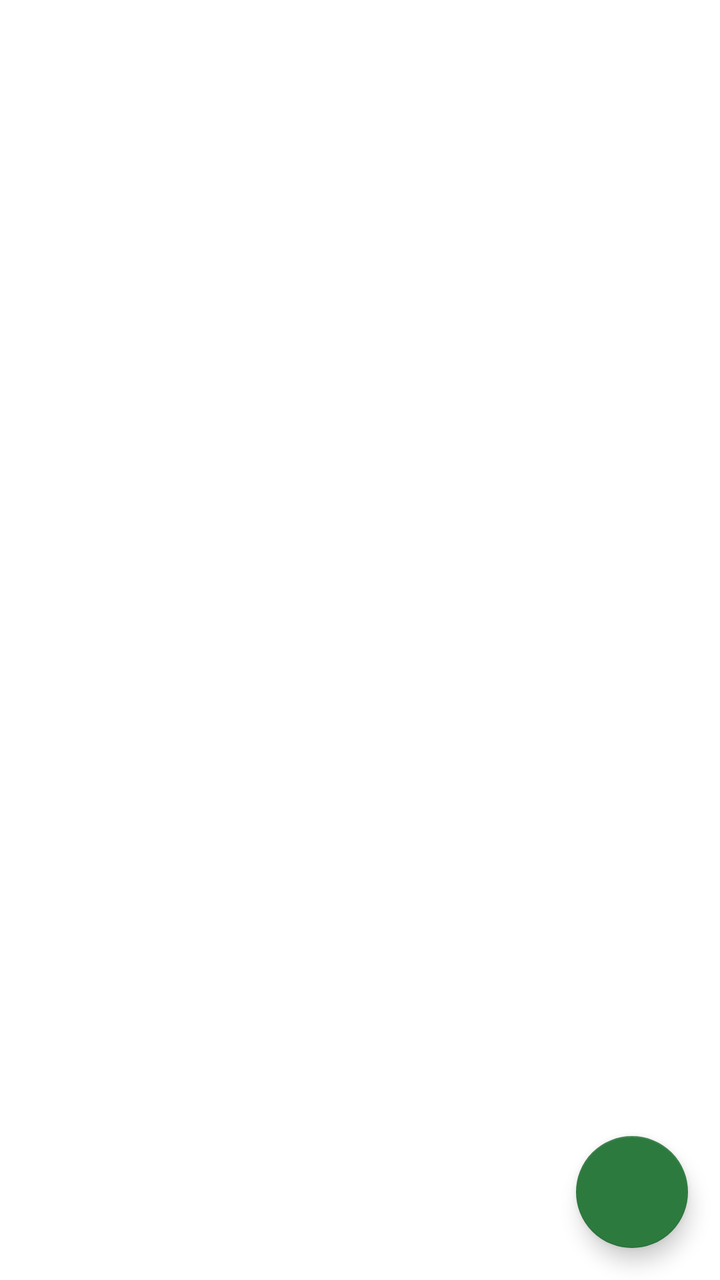
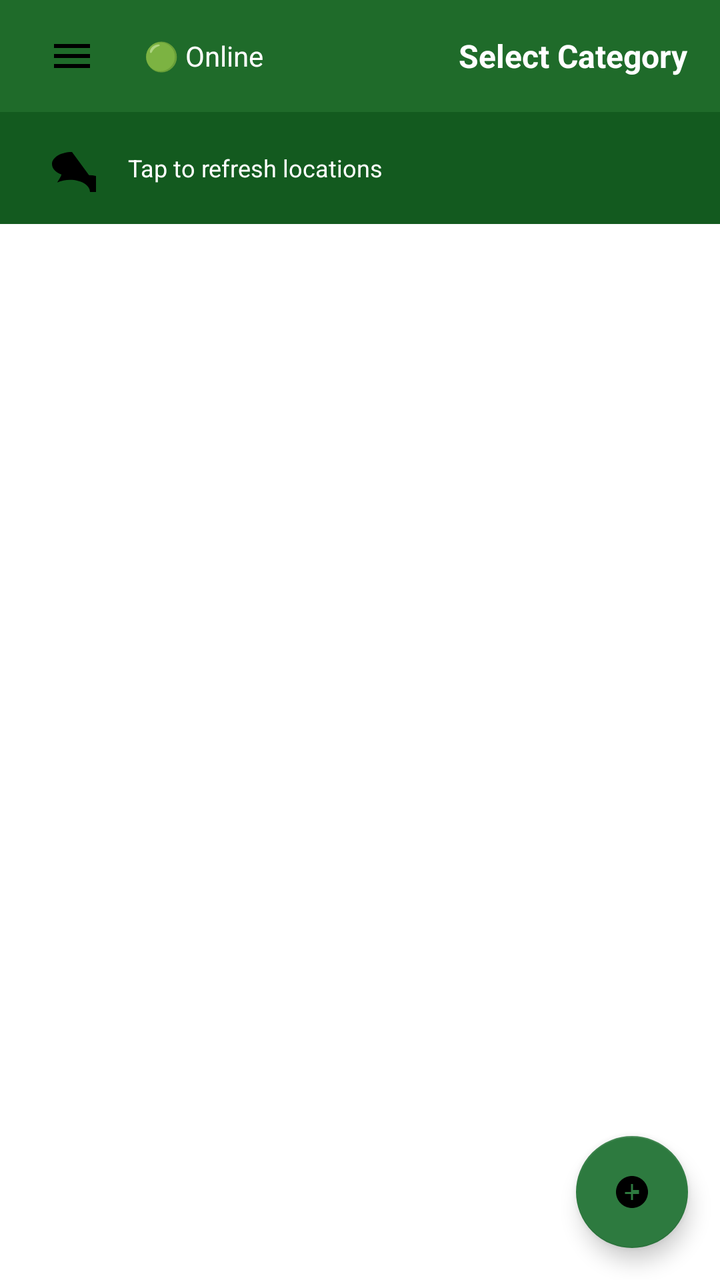

An Android layout rendered at two revisions. The XML below is the earlier revision; the diff shows what the commit changed to produce the second picture.
<!-- AndroidManifest.xml: application theme Theme.PEVPlugShare -->
<!-- res/layout/activity_main.xml -->
<?xml version="1.0" encoding="utf-8"?>
<androidx.constraintlayout.widget.ConstraintLayout xmlns:android="http://schemas.android.com/apk/res/android"
    xmlns:app="http://schemas.android.com/apk/res-auto"
    android:layout_width="match_parent"
    android:layout_height="match_parent">

    <FrameLayout
        android:id="@+id/content"
        android:layout_width="0dp"
        android:layout_height="0dp"
        app:layout_constraintBottom_toTopOf="@id/fab"
        app:layout_constraintEnd_toEndOf="parent"
        app:layout_constraintStart_toStartOf="parent"
        app:layout_constraintTop_toTopOf="parent" />

    <com.google.android.material.floatingactionbutton.FloatingActionButton
        android:id="@+id/fab"
        android:layout_width="wrap_content"
        android:layout_height="wrap_content"
        android:layout_margin="16dp"
        app:layout_constraintBottom_toBottomOf="parent"
        app:layout_constraintEnd_toEndOf="parent" />

</androidx.constraintlayout.widget.ConstraintLayout>
<!-- resources referenced by this layout -->
<resources>
  <style name="Theme.PEVPlugShare" parent="Theme.MaterialComponents.Light">
          <item name="colorPrimary">@color/md_theme_primary</item>
          <item name="colorSecondary">@color/md_theme_secondary</item>
          <item name="colorError">@color/md_theme_error</item>
      </style>
  <color name="md_theme_primary">#1f6b2a</color>
  <color name="md_theme_secondary">#2d7a3f</color>
  <color name="md_theme_error">#c00000</color>
</resources>

<!-- the commit's change to res/layout/activity_main.xml (unified diff, before → after) -->
@@ -1,24 +1,121 @@
 <?xml version="1.0" encoding="utf-8"?>
-<androidx.constraintlayout.widget.ConstraintLayout xmlns:android="http://schemas.android.com/apk/res/android"
+<androidx.coordinatorlayout.widget.CoordinatorLayout xmlns:android="http://schemas.android.com/apk/res/android"
     xmlns:app="http://schemas.android.com/apk/res-auto"
     android:layout_width="match_parent"
     android:layout_height="match_parent">
 
-    <FrameLayout
-        android:id="@+id/content"
-        android:layout_width="0dp"
-        android:layout_height="0dp"
-        app:layout_constraintBottom_toTopOf="@id/fab"
-        app:layout_constraintEnd_toEndOf="parent"
-        app:layout_constraintStart_toStartOf="parent"
-        app:layout_constraintTop_toTopOf="parent" />
+    <LinearLayout
+        android:layout_width="match_parent"
+        android:layout_height="match_parent"
+        android:orientation="vertical">
 
+        
+        <LinearLayout
+            android:layout_width="match_parent"
+            android:layout_height="56dp"
+            android:background="@color/md_theme_primary"
+            android:gravity="center_vertical"
+            android:orientation="horizontal"
+            android:paddingHorizontal="16dp">
+
+            <ImageButton
+                android:id="@+id/menuButton"
+                android:layout_width="40dp"
+                android:layout_height="40dp"
+                android:background="?attr/selectableItemBackgroundBorderless"
+                android:contentDescription="Menu"
+                android:scaleType="centerInside"
+                android:src="@drawable/ic_menu" />
+
+            <TextView
+                android:id="@+id/offlineIndicator"
+                android:layout_width="wrap_content"
+                android:layout_height="wrap_content"
+                android:layout_marginStart="16dp"
+                android:text="🟢 Online"
+                android:textColor="@color/white"
+                android:textSize="14sp" />
+
+            <View android:layout_width="0dp" android:layout_height="0dp" android:layout_weight="1" />
+
+            <TextView
+                android:id="@+id/categoryName"
+                android:layout_width="wrap_content"
+                android:layout_height="wrap_content"
+                android:text="Select Category"
+                android:textColor="@color/white"
+                android:textSize="16sp"
+                android:textStyle="bold" />
+        </LinearLayout>
+
+        
+        <LinearLayout
+            android:layout_width="match_parent"
+            android:layout_height="wrap_content"
+            android:background="@color/md_theme_primary_variant"
+            android:gravity="center_vertical"
+            android:orientation="horizontal"
+            android:paddingHorizontal="16dp"
+            android:paddingVertical="8dp">
+
+            <ImageButton
+                android:id="@+id/refreshButton"
+                android:layout_width="40dp"
+                android:layout_height="40dp"
+                android:background="?attr/selectableItemBackgroundBorderless"
+                android:contentDescription="Refresh"
+                android:scaleType="centerInside"
+                android:src="@drawable/ic_refresh" />
+
+            <TextView
+                android:layout_width="wrap_content"
+                android:layout_height="wrap_content"
+                android:layout_marginStart="8dp"
+                android:text="Tap to refresh locations"
+                android:textColor="@color/white"
+                android:textSize="12sp" />
+        </LinearLayout>
+
+        
+        <FrameLayout
+            android:layout_width="match_parent"
+            android:layout_height="0dp"
+            android:layout_weight="1">
+
+            <ProgressBar
+                android:id="@+id/loadingProgressBar"
+                android:layout_width="wrap_content"
+                android:layout_height="wrap_content"
+                android:layout_gravity="center"
+                android:visibility="gone" />
+
+            <androidx.recyclerview.widget.RecyclerView
+                android:id="@+id/locationRecyclerView"
+                android:layout_width="match_parent"
+                android:layout_height="match_parent"
+                android:visibility="gone" />
+
+            <TextView
+                android:id="@+id/emptyState"
+                android:layout_width="match_parent"
+                android:layout_height="match_parent"
+                android:gravity="center"
+                android:padding="32dp"
+                android:text="No locations loaded"
+                android:textAlignment="center"
+                android:textSize="16sp"
+                android:visibility="gone" />
+        </FrameLayout>
+    </LinearLayout>
+
+    
     <com.google.android.material.floatingactionbutton.FloatingActionButton
-        android:id="@+id/fab"
+        android:id="@+id/addLocationFab"
         android:layout_width="wrap_content"
         android:layout_height="wrap_content"
+        android:layout_gravity="bottom|end"
         android:layout_margin="16dp"
-        app:layout_constraintBottom_toBottomOf="parent"
-        app:layout_constraintEnd_toEndOf="parent" />
+        android:src="@drawable/ic_add"
+        app:fabSize="normal" />
 
-</androidx.constraintlayout.widget.ConstraintLayout>
+</androidx.coordinatorlayout.widget.CoordinatorLayout>
<!-- resource entries referenced after the edit -->
@@ -6,6 +6,41 @@
           <item name="colorError">@color/md_theme_error</item>
       </style>
   <color name="md_theme_primary">#1f6b2a</color>
+  <color name="md_theme_primary_variant">#135a1f</color>
+  <color name="white">#FFFFFF</color>
+  <!-- drawable ic_add (drawable) -->
+  <?xml version="1.0" encoding="utf-8"?>
+  <vector xmlns:android="http://schemas.android.com/apk/res/android"
+      android:width="24dp"
+      android:height="24dp"
+      android:viewportWidth="24"
+      android:viewportHeight="24">
+      <path
+          android:fillColor="#000000"
+          android:pathData="M12,4C7.58,4 4,7.58 4,12s3.58,8 8,8 8,-3.58 8,-8 -3.58,-8 -8,-8zm3.5,9h-3v3h-1v-3h-3v-1h3V8h1v3h3v1z" />
+  </vector>
+  <!-- drawable ic_menu (drawable) -->
+  <?xml version="1.0" encoding="utf-8"?>
+  <vector xmlns:android="http://schemas.android.com/apk/res/android"
+      android:width="24dp"
+      android:height="24dp"
+      android:viewportWidth="24"
+      android:viewportHeight="24">
+      <path
+          android:fillColor="#000000"
+          android:pathData="M3,18h18v-2H3v2zm0,-5h18v-2H3v2zm0,-7v2h18V6H3z" />
+  </vector>
+  <!-- drawable ic_refresh (drawable) -->
+  <?xml version="1.0" encoding="utf-8"?>
+  <vector xmlns:android="http://schemas.android.com/apk/res/android"
+      android:width="24dp"
+      android:height="24dp"
+      android:viewportWidth="24"
+      android:viewportHeight="24">
+      <path
+          android:fillColor="#000000"
+          android:pathData="M12,4C6.48,4 2,6.69 2,10c0,2.27 1.91,4.25 4.75,5.25 -0.23,0.97 -1.16,2.37 -2.16,3.96 2.02,-0.72 4.18,-1.26 6.41,-1.26 5.52,0 10,2.69 10,6 0,1.93 -1.46,3.65 -3.75,4.65 0.18,0.76 0.72,1.99 1.72,3.35 2.51,-0.96 4.54,-2.65 5.91,-4.87 3.78,-1.08 5.62,-3.29 5.62,-5.5 0,-3.31 -4.48,-6 -10,-6z" />
+  </vector>
   <color name="md_theme_secondary">#2d7a3f</color>
   <color name="md_theme_error">#c00000</color>
 </resources>
